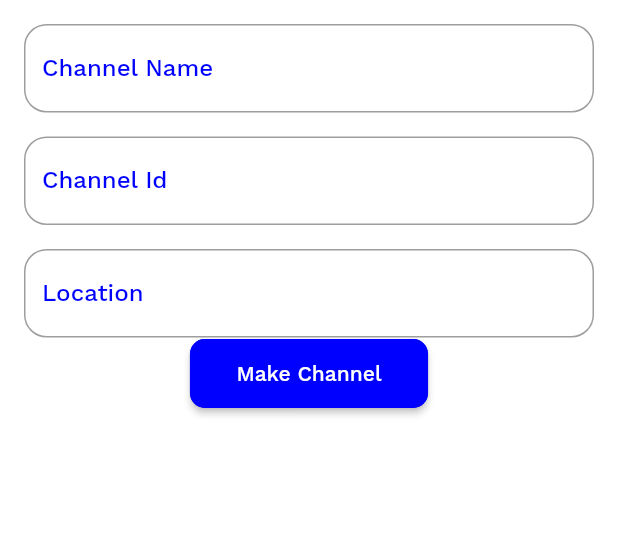
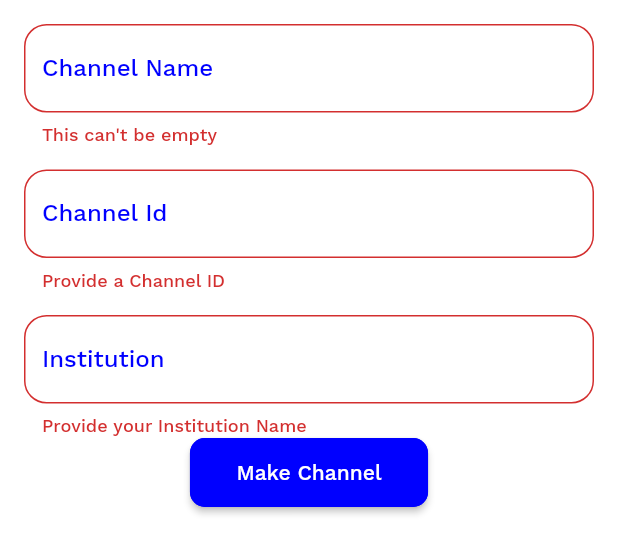
Before and after one commit to nuelsoft/buzz, a Flutter app: the MakeModalBottomSheet widget shown alone on an empty page, opened directly, after a tap on "Make Channel", on a phone screen of 412 x 824 dp. Shown: the top 554 px of the screen. Run offline on Flutter 3.47's test engine with Material 2 defaults, Android fonts, the phone set to English and light mode, and no system bars; our stand-ins replace cloud_firestore, firebase_auth, font_awesome_flutter, google_sign_in; accounts and stored records are empty; network calls fail; project files that could hold a hidden picture were left out.

Commit message:
added some firebase services: auth and  firestore(writing)! next stop reading into UI

```diff
--- a/lib/core/appManager.dart
+++ b/lib/core/appManager.dart
@@ -28,7 +28,7 @@ class AppManager {
   static List<Channel> channels;
 
   static Me user = Me();
-  static FirebaseUser firebaseUser;
+  static String myUserID;
 
   ///
   ///void addChannel(...) takes arguments that helps it create a channel and
--- a/lib/core/channel.dart
+++ b/lib/core/channel.dart
@@ -3,19 +3,23 @@ import 'poll.dart';
 import 'course.dart';
 import 'allLectures.dart';
 import 'buzz.dart';
+
 class Channel {
   String channelTitle;
   String channelId;
+  String groupInfo;
   int myCurrentBuzzes;
   String channelBase;
   int channelMembers;
 
-  Channel(
-      {this.channelTitle,
-      this.channelId,
-      this.myCurrentBuzzes,
-      this.channelBase,
-      this.channelMembers});
+  Channel({
+    this.channelTitle,
+    this.channelId,
+    this.myCurrentBuzzes,
+    this.channelBase,
+    this.channelMembers,
+    this.groupInfo,
+  });
 
   List<BuzzUser> users;
   List<BuzzUser> admins;
@@ -23,10 +27,9 @@ class Channel {
   List<Course> courses;
   List<Buzz> buzzes;
 
-AllLectures allLectureDays;
+  AllLectures allLectureDays;
 
-
-  void addNewBuzz({Buzz buzz}){
+  void addNewBuzz({Buzz buzz}) {
     buzzes.add(buzz);
   }
 
--- a/lib/ui/auth/portal/ui/login_page.dart
+++ b/lib/ui/auth/portal/ui/login_page.dart
@@ -500,7 +500,7 @@ class _LoginPageState extends State<LoginPage>
                               FontAwesomeIcons.user,
                               color: Colors.black,
                             ),
-                            hintText: "Name",
+                            hintText: "Your Full Name",
                             hintStyle: TextStyle(
                                 fontFamily: "WorkSansSemiBold", fontSize: 16.0),
                           ),
@@ -618,7 +618,8 @@ class _LoginPageState extends State<LoginPage>
                         signupConfirmPasswordController.text) {
                       Future<String> future = Auth().signUp(
                           signupEmailController.text,
-                          signupPasswordController.text);
+                          signupPasswordController.text,
+                          signupNameController.text);
                       future.catchError((onError) {
                         showInSnackBar(onError.toString());
                       });
--- a/lib/ui/makeModalBottomSheet.dart
+++ b/lib/ui/makeModalBottomSheet.dart
@@ -1,4 +1,6 @@
 import 'package:flutter/material.dart';
+import 'package:cloud_firestore/cloud_firestore.dart';
+import 'package:buzz/core/appManager.dart';
 
 class MakeModalBottomSheet extends StatefulWidget {
   @override
@@ -8,6 +10,49 @@ class MakeModalBottomSheet extends StatefulWidget {
 }
 
 class MakeModalBottomSheetState extends State<MakeModalBottomSheet> {
+  final channelNameController = TextEditingController();
+  final channelIdController = TextEditingController();
+  final institutionController = TextEditingController();
+
+  Firestore fstore = Firestore.instance;
+
+  final _formKey = GlobalKey<FormState>();
+
+  void validateAndMake() {
+    fstore.collection('channels').document(channelIdController.text).setData({
+      'channelName': channelNameController.text,
+      'channelId': channelIdController.text,
+      'creator': AppManager.myUserID,
+      'institution': institutionController.text,
+      'groupInfo': 'This is ${channelNameController.text}!',
+      'channelMembers': 0,
+      'users': {
+        AppManager.myUserID: {
+          'userID': AppManager.myUserID,
+          'joined':
+              '${DateTime.now().day} - ${DateTime.now().month} - ${DateTime.now().year}',
+          'isAdmin': true
+        }
+      },
+      'admins': {
+        AppManager.myUserID: {
+          'userID': AppManager.myUserID,
+          'joined':
+              '${DateTime.now().day} - ${DateTime.now().month} - ${DateTime.now().year}'
+        }
+      },
+      'polls': {},
+      'courses': {},
+      'buzzes': {},
+      'created':
+          '${DateTime.now().day} - ${DateTime.now().month} - ${DateTime.now().year}'
+    });
+    fstore.collection('userData').document(AppManager.myUserID).updateData({
+      'channels': FieldValue.arrayUnion([channelIdController.text])
+    });
+    Navigator.pop(context);
+  }
+
   @override
   Widget build(BuildContext context) {
     return BottomSheet(
@@ -25,13 +70,15 @@ class MakeModalBottomSheetState extends State<MakeModalBottomSheet> {
                 )),
             child: ListView(physics: BouncingScrollPhysics(), children: [
               Form(
-                autovalidate: true,
+                key: _formKey,
+                // autovalidate: true,
                 child: Column(
                   children: [
                     Padding(
                       padding: EdgeInsets.fromLTRB(16, 16, 16, 0),
                       child: TextFormField(
                         // autofocus: true,
+                        controller: channelNameController,
                         decoration: InputDecoration(
                             labelText: 'Channel Name',
                             labelStyle:
@@ -41,11 +88,19 @@ class MakeModalBottomSheetState extends State<MakeModalBottomSheet> {
                                     BorderRadius.all(Radius.circular(15)))),
                         autocorrect: false,
                         textCapitalization: TextCapitalization.words,
-                        autovalidate: true,
+                        // autovalidate: true,
                         validator: (val) {
-                          return (val.length > 50)
-                              ? 'Channel Name must not exceed 50 Characters'
-                              : null;
+                          return (val.length == 0)
+                              ? 'This can\'t be empty'
+                              : (val.contains(RegExp(r'[~`!@#$%^&*()_+<>?]')))
+                                  ? 'Can\'t contain special Characters'
+                                  : (val.length > 70 || val.length < 5)
+                                      ? (val.length > 70)
+                                          ? 'Characters in Channel Name can\'t be exceed than 70'
+                                          : (val.length < 5)
+                                              ? 'Channel Name must be at least 5 characters'
+                                              : null
+                                      : null;
                         },
                         keyboardType: TextInputType.text,
                       ),
@@ -53,6 +108,7 @@ class MakeModalBottomSheetState extends State<MakeModalBottomSheet> {
                     Padding(
                       padding: EdgeInsets.fromLTRB(16, 16, 16, 0),
                       child: TextFormField(
+                        controller: channelIdController,
                         // autofocus: true,
                         decoration: InputDecoration(
                             labelText: 'Channel Id',
@@ -63,11 +119,15 @@ class MakeModalBottomSheetState extends State<MakeModalBottomSheet> {
                                     BorderRadius.all(Radius.circular(15)))),
                         autocorrect: false,
                         textCapitalization: TextCapitalization.characters,
-                        autovalidate: true,
+                        // autovalidate: true,
                         validator: (val) {
-                          return (val.length > 6)
-                              ? 'Channel Id must be 6 Characters'
-                              : null;
+                          return (val.length == 0)
+                              ? 'Provide a Channel ID'
+                              : (val.contains(RegExp(r'[~`!@#$%^&*()_+<>?]')))
+                                  ? 'Channel ID can\'t contain special characters'
+                                  : (val.length != 6)
+                                      ? 'Channel Id must be 6 Characters'
+                                      : null;
                         },
                         keyboardType: TextInputType.text,
                       ),
@@ -75,9 +135,10 @@ class MakeModalBottomSheetState extends State<MakeModalBottomSheet> {
                     Padding(
                       padding: EdgeInsets.fromLTRB(16, 16, 16, 0),
                       child: TextFormField(
+                        controller: institutionController,
                         // autofocus: true,
                         decoration: InputDecoration(
-                            labelText: 'Location',
+                            labelText: 'Institution',
                             labelStyle:
                                 TextStyle(color: Theme.of(context).accentColor),
                             border: OutlineInputBorder(
@@ -85,8 +146,12 @@ class MakeModalBottomSheetState extends State<MakeModalBottomSheet> {
                                     BorderRadius.all(Radius.circular(15)))),
                         autocorrect: false,
                         textCapitalization: TextCapitalization.words,
-                        autovalidate: true,
-                        validator: (val) {},
+                        // autovalidate: true,
+                        validator: (val) {
+                          return (val.length == 0)
+                              ? 'Provide your Institution Name'
+                              : null;
+                        },
                         keyboardType: TextInputType.text,
                       ),
                     ),
@@ -104,7 +169,11 @@ class MakeModalBottomSheetState extends State<MakeModalBottomSheet> {
                             style: BorderStyle.solid),
                         borderRadius: BorderRadius.all(Radius.circular(10))),
                     color: Theme.of(context).accentColor,
-                    onPressed: () {},
+                    onPressed: () {
+                      if (_formKey.currentState.validate()) {
+                        validateAndMake();
+                      }
+                    },
                     child: Padding(
                       padding: EdgeInsets.all(15),
                       child: Text(
--- a/pubspec.yaml
+++ b/pubspec.yaml
@@ -24,10 +24,10 @@ dependencies:
   # Use with the CupertinoIcons class for iOS style icons.
   cupertino_icons: ^0.1.2
   firebase_auth: ^0.11.1
-  firebase_core: any
-  # cloud_firestore: 0.11.0+2
+  #firebase_core: any
+  cloud_firestore: 0.11.0+2
   google_sign_in: ^4.0.1+3
-  # firebase_storage: ^3.0.0
+  #firebase_storage: ^3.0.0
   # firebase_ui: ^1.0.5
 
   font_awesome_flutter: ^8.0.1
```
Also changed, not shown: lib/main.dart (+28 -17 lines), lib/ui/auth/portal/core.dart (+37 -15 lines), lib/ui/channelList.dart (+33 -7 lines), pubspec.lock, 6 other files.
